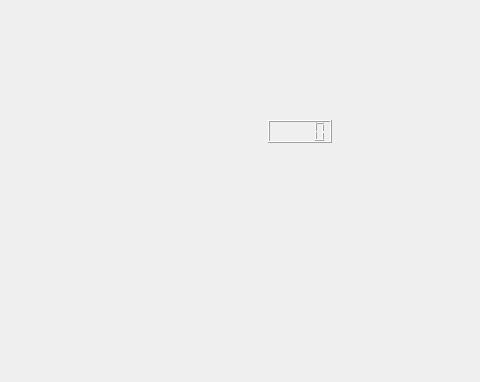
Qt form games/hariki_and_tetris.ui (sambarling/Sambarling_corp) before a commit; both pictures show x 542 to 1022 and y 0 to 382 of the 1022 by 874 pixel window.
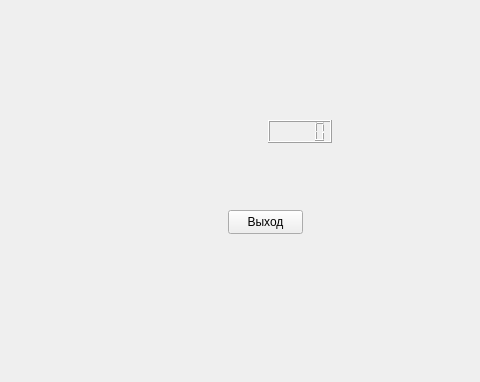
The same form after that commit. Icons and pictures are not drawn.

The edit to the form file:
```diff
--- a/games/hariki_and_tetris.ui
+++ b/games/hariki_and_tetris.ui
@@ -445,6 +445,19 @@
      </rect>
     </property>
    </widget>
+   <widget class="QPushButton" name="pushButton">
+    <property name="geometry">
+     <rect>
+      <x>770</x>
+      <y>210</y>
+      <width>75</width>
+      <height>24</height>
+     </rect>
+    </property>
+    <property name="text">
+     <string>Выход</string>
+    </property>
+   </widget>
   </widget>
  </widget>
  <layoutdefault spacing="6" margin="11"/>
```
